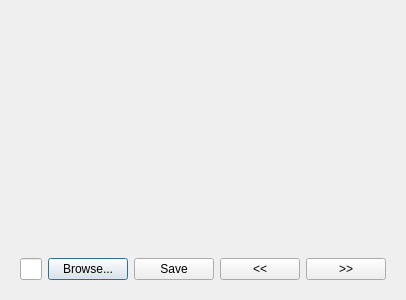
Qt form forms/annextractordialog.ui (Boazrciasn/RDFramework) before a commit.
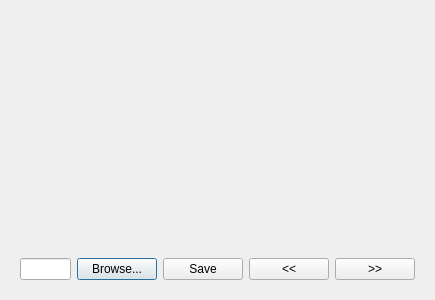
The same form after that commit.

```diff
--- a/forms/annextractordialog.ui
+++ b/forms/annextractordialog.ui
@@ -6,7 +6,7 @@
    <rect>
     <x>0</x>
     <y>0</y>
-    <width>400</width>
+    <width>435</width>
     <height>300</height>
    </rect>
   </property>
@@ -23,38 +23,45 @@
    </item>
    <item alignment="Qt::AlignBottom">
     <widget class="QWidget" name="widget" native="true">
-     <layout class="QHBoxLayout" name="horizontalLayout">
-      <item>
-       <widget class="QLineEdit" name="search_char"/>
-      </item>
-      <item>
+     <layout class="QGridLayout" name="gridLayout">
+      <item row="1" column="1">
        <widget class="QPushButton" name="browse_button">
         <property name="text">
          <string>Browse...</string>
         </property>
        </widget>
       </item>
-      <item>
-       <widget class="QPushButton" name="save_button">
-        <property name="text">
-         <string>Save</string>
-        </property>
-       </widget>
-      </item>
-      <item>
+      <item row="1" column="3">
        <widget class="QPushButton" name="previous_button">
         <property name="text">
          <string>&lt;&lt;</string>
         </property>
        </widget>
       </item>
-      <item>
+      <item row="1" column="4">
        <widget class="QPushButton" name="next_button">
         <property name="text">
          <string>&gt;&gt;</string>
         </property>
        </widget>
       </item>
+      <item row="1" column="2">
+       <widget class="QPushButton" name="save_button">
+        <property name="text">
+         <string>Save</string>
+        </property>
+       </widget>
+      </item>
+      <item row="1" column="0">
+       <widget class="QLineEdit" name="search_char"/>
+      </item>
+      <item row="0" column="0" colspan="5">
+       <widget class="QLabel" name="out_info_label">
+        <property name="text">
+         <string/>
+        </property>
+       </widget>
+      </item>
      </layout>
     </widget>
    </item>
```
Left out of the diff: 2 changed lines with no effect on the pictures.
